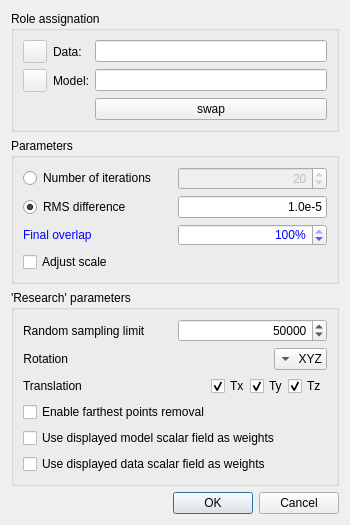
CloudCompare/CloudCompare, file qCC/ui_templates/registrationDlg.ui: the form before one commit.
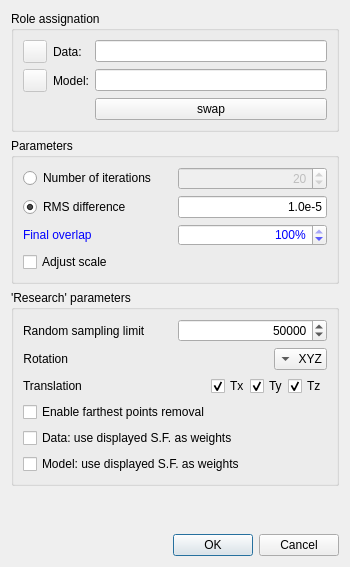
The form after the commit.

Commit message: Update of the weighted ICP algorithm (work in progress)

The edit to the form file:
```diff
--- a/qCC/ui_templates/registrationDlg.ui
+++ b/qCC/ui_templates/registrationDlg.ui
@@ -7,7 +7,7 @@
     <x>0</x>
     <y>0</y>
     <width>350</width>
-    <height>491</height>
+    <height>567</height>
    </rect>
   </property>
   <property name="windowTitle">
@@ -473,17 +473,21 @@
            </property>
           </widget>
          </item>
-         <item>
-          <widget class="QCheckBox" name="checkBoxUseModelSFAsWeights">
-           <property name="text">
-            <string>Use displayed model scalar field as weights</string>
-           </property>
-          </widget>
-         </item>
          <item>
           <widget class="QCheckBox" name="checkBoxUseDataSFAsWeights">
            <property name="text">
-            <string>Use displayed data scalar field as weights</string>
+            <string>Data: use displayed S.F. as weights</string>
+           </property>
+          </widget>
+         </item>
+         <item>
+          <widget class="QCheckBox" name="checkBoxUseModelSFAsWeights">
+           <property name="toolTip">
+            <string>Use the displayed scalar field as weights (the bigger its associated scalar value/weight is, the more influence the point will have).
+Note that only absolute distances are considered (i.e. minimal weight is 0).</string>
+           </property>
+           <property name="text">
+            <string>Model: use displayed S.F. as weights</string>
            </property>
           </widget>
          </item>
```
Left out of the diff: 4 changed lines with no effect on the pictures. The commit also changes 2 other files.
